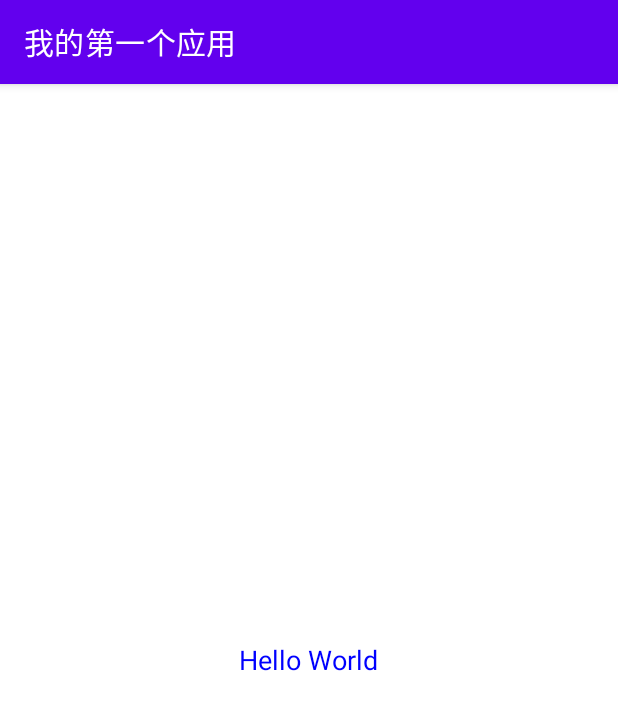
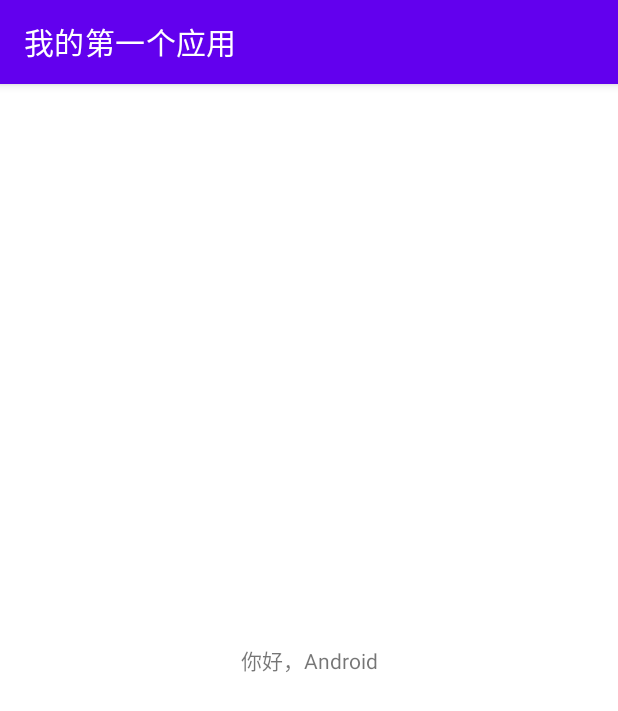
Before and after one commit to T1uTiu/AndroidLearn, an Android app: the screen it shows after launch (MainActivity), on a phone screen of 412 x 824 dp. Shown: the top 711 px of the screen. Run offline under Robolectric (Android 15) with nearby library versions, the phone set to English and light mode, and no system bars.

Commit message:
Find TextView by ID and change its text

```diff
--- a/app/src/main/java/com/example/learningproject/MainActivity.java
+++ b/app/src/main/java/com/example/learningproject/MainActivity.java
@@ -2,9 +2,7 @@ package com.example.learningproject;
 
 import androidx.appcompat.app.AppCompatActivity;
 
-import android.graphics.Color;
 import android.os.Bundle;
-import android.widget.RelativeLayout;
 import android.widget.TextView;
 
 public class MainActivity extends AppCompatActivity {
@@ -12,18 +10,9 @@ public class MainActivity extends AppCompatActivity {
     @Override
     protected void onCreate(Bundle savedInstanceState) {
         super.onCreate(savedInstanceState);
-//        setContentView(R.layout.activity_main);
-        RelativeLayout relativeLayout = new RelativeLayout(this);
-        RelativeLayout.LayoutParams params = new RelativeLayout.LayoutParams(
-                RelativeLayout.LayoutParams.WRAP_CONTENT,
-                RelativeLayout.LayoutParams.WRAP_CONTENT
-        );
-        params.addRule(RelativeLayout.CENTER_IN_PARENT);
-        TextView textView = new TextView(this);
-        textView.setText(R.string.hello_world);
-        textView.setTextColor(Color.BLUE);
-        textView.setTextSize(18);
-        relativeLayout.addView(textView, params);
-        setContentView(relativeLayout);
+        setContentView(R.layout.activity_main);
+        TextView textView = findViewById(R.id.text_view_hello_world);
+        textView.setText(R.string.hello_android);
+
     }
 }
--- a/app/src/main/res/layout/activity_main.xml
+++ b/app/src/main/res/layout/activity_main.xml
@@ -8,7 +8,7 @@
     tools:context=".MainActivity">
 
   <TextView
-      android:id="@+id/textView"
+      android:id="@+id/text_view_hello_world"
       android:layout_width="wrap_content"
       android:layout_height="wrap_content"
       android:text="@string/hello_world"
--- a/app/src/main/res/values/strings.xml
+++ b/app/src/main/res/values/strings.xml
@@ -1,4 +1,5 @@
 <resources>
     <string name="app_name">我的第一个应用</string>
     <string name="hello_world">Hello World</string>
+    <string name="hello_android">你好，Android</string>
 </resources>
```
